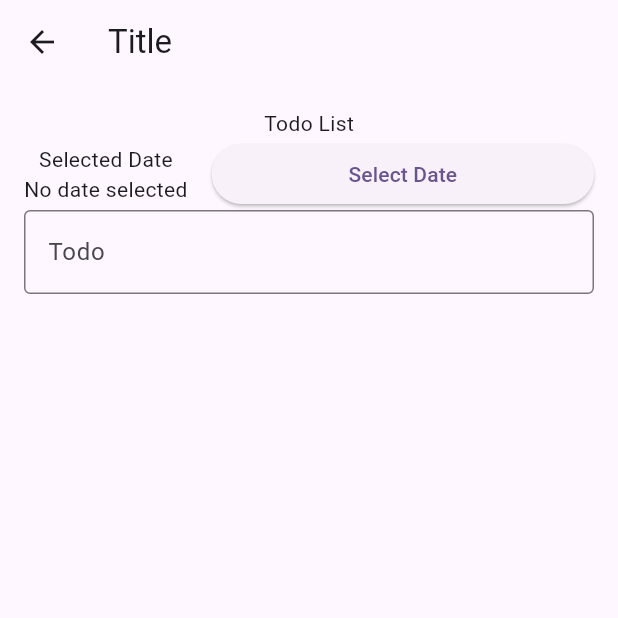
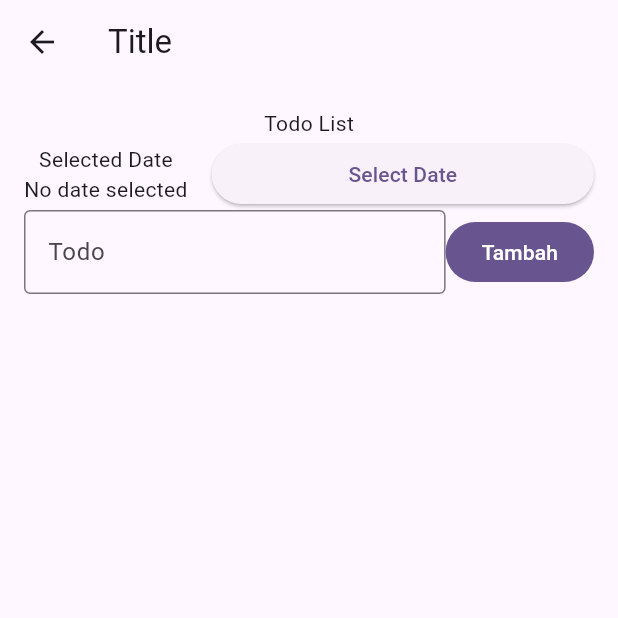
Before and after one commit to abrayudhistira/102_TodoBloc, a Flutter app: the TodoPage screen opened directly, on a phone screen of 412 x 824 dp, the top half of it. Run offline on Flutter 3.47's test engine with Material 3 defaults, Android fonts, the phone set to English and light mode, and no system bars; our stand-ins replace bloc, flutter_bloc.

Commit message:
add basic filled  button

```diff
--- a/lib/presentation/TodoPage.dart
+++ b/lib/presentation/TodoPage.dart
@@ -76,6 +76,10 @@ const TodoPage({ Key? key }) : super(key: key);
                         },
                       ),
                     ),
+                    FilledButton(
+                      onPressed: () {},
+                      child: Text('Tambah'),
+                    )
                   ],
                 ),
                 )
```
